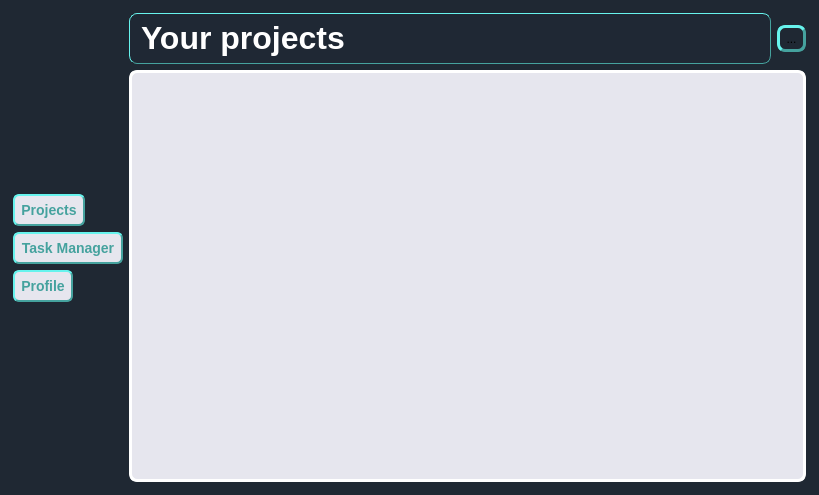
Before: the Qt Designer form ui/MainWindowProjects.ui in kiozet/TaskManagerWithAI, drawn with Qt 5.
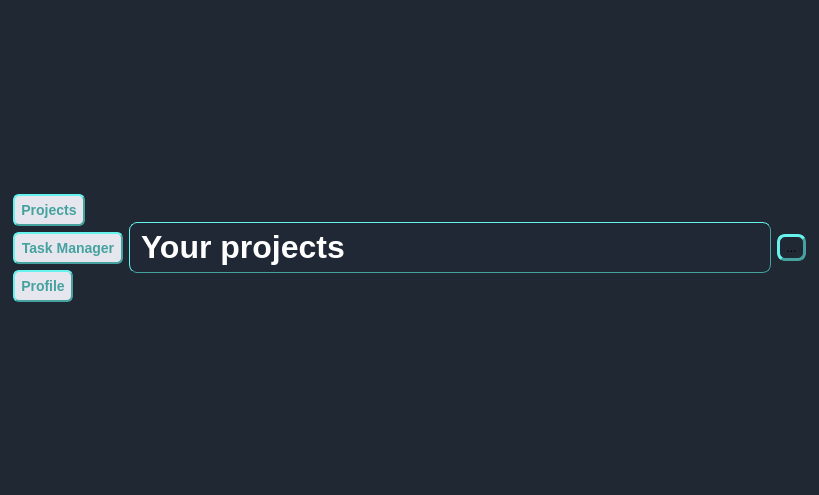
After: the same form once the commit is applied. Icons and pictures are not drawn.

Patch:
```diff
--- a/ui/MainWindowProjects.ui
+++ b/ui/MainWindowProjects.ui
@@ -208,7 +208,7 @@
    <item>
     <layout class="QVBoxLayout" name="verticalLayout">
      <item>
-      <layout class="QHBoxLayout" name="projects_layout">
+      <layout class="QHBoxLayout" name="pe">
        <item>
         <widget class="QLabel" name="your_projects_label">
          <property name="sizePolicy">
@@ -261,33 +261,7 @@
       </layout>
      </item>
      <item>
-      <layout class="QVBoxLayout" name="projects_layout">
-       <item>
-        <widget class="QLabel" name="label">
-         <property name="sizePolicy">
-          <sizepolicy hsizetype="Expanding" vsizetype="Expanding">
-           <horstretch>0</horstretch>
-           <verstretch>0</verstretch>
-          </sizepolicy>
-         </property>
-         <property name="styleSheet">
-          <string notr="true">QLabel{
-    border-radius: 4px;
-    border-style: outset;
-    border-width: 3px;
-    border-radius: 8px;
-    border-color: white;
-    padding: 2px;
-    background-color: rgb(230, 230, 238);
-}
-</string>
-         </property>
-         <property name="text">
-          <string/>
-         </property>
-        </widget>
-       </item>
-      </layout>
+      <layout class="QVBoxLayout" name="projects_layout"/>
      </item>
     </layout>
    </item>
```
